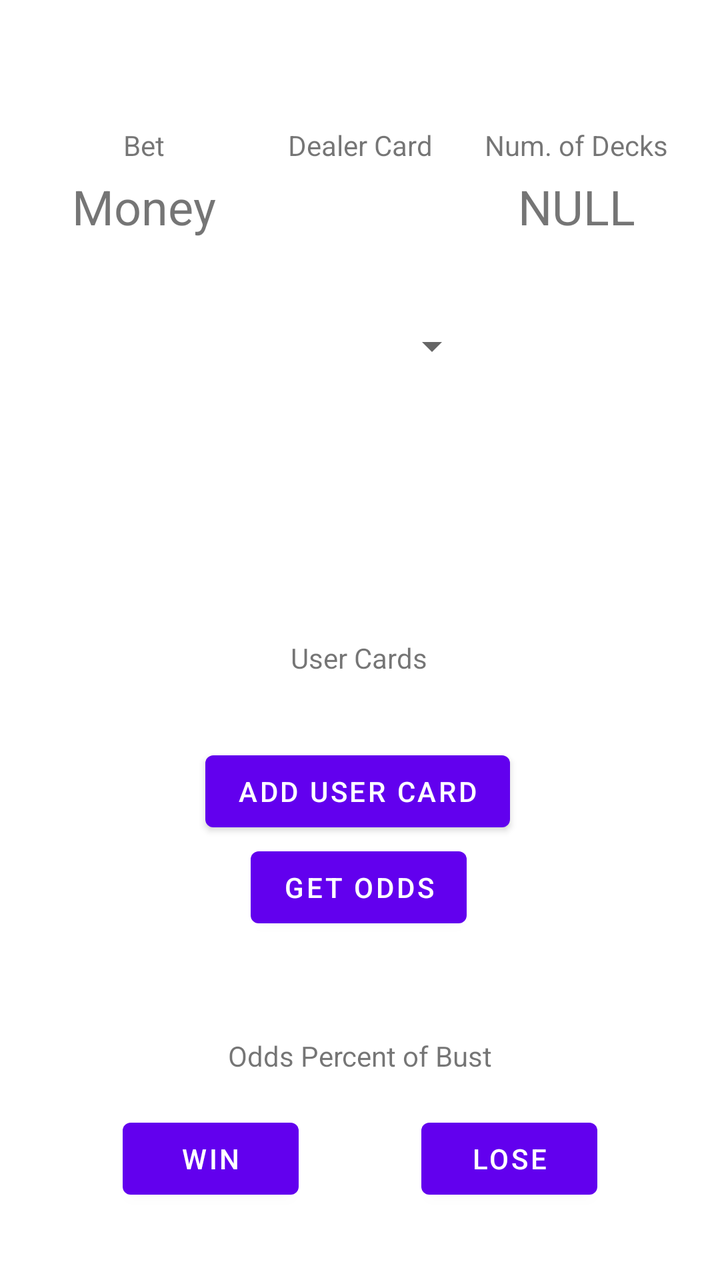
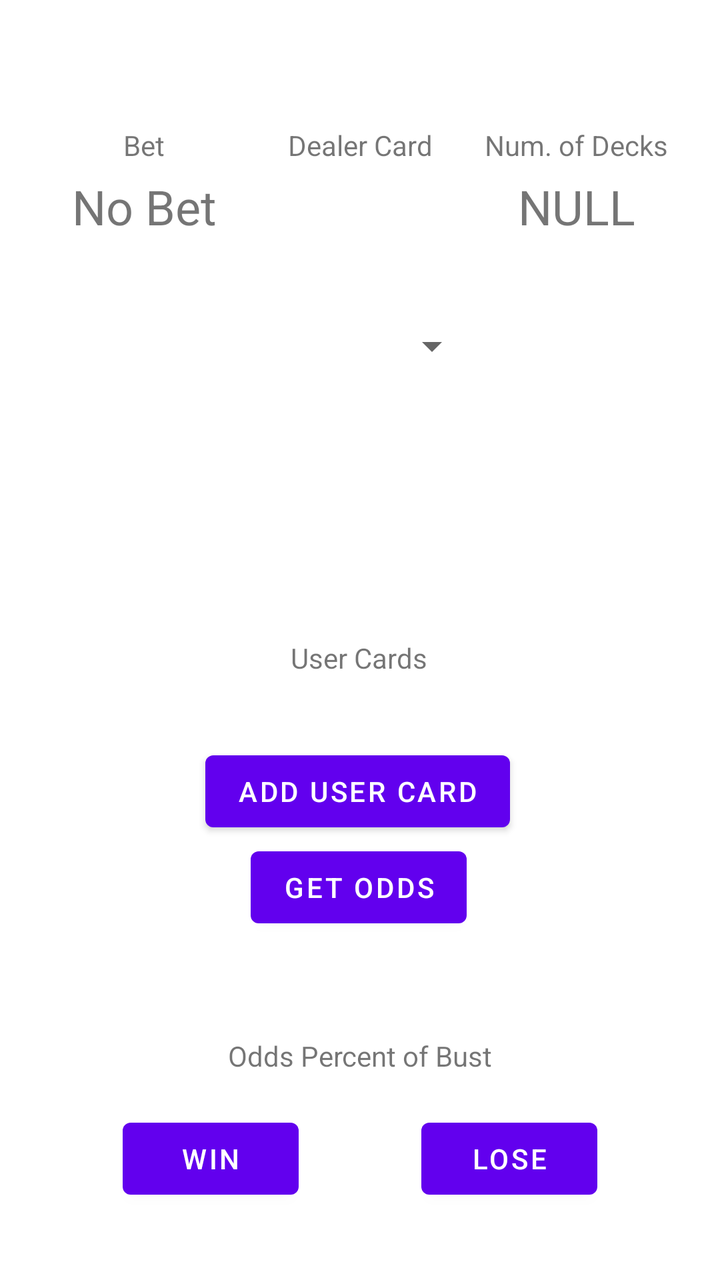

The first picture is an Android layout as it rendered before a commit; the second is the same layout after the commit. The layout source and the unified diff follow.
<!-- AndroidManifest.xml: application theme Theme.GamblingBadger -->
<!-- res/layout/fragment_blackjack.xml -->
<?xml version="1.0" encoding="utf-8"?>
<androidx.constraintlayout.widget.ConstraintLayout xmlns:android="http://schemas.android.com/apk/res/android"
    xmlns:app="http://schemas.android.com/apk/res-auto"
    xmlns:tools="http://schemas.android.com/tools"
    android:layout_width="match_parent"
    android:layout_height="match_parent"
    tools:context=".gamesession.blackjack.BlackjackFragment">

    <Spinner
        android:id="@+id/blackjackFrag_spinner_dealerCard"
        android:layout_width="120dp"
        android:layout_height="150dp"
        android:contentDescription="@string/temporary"
        android:dropDownWidth="100dp"
        app:layout_constraintBottom_toBottomOf="parent"
        app:layout_constraintEnd_toEndOf="parent"
        app:layout_constraintHorizontal_bias="0.5"
        app:layout_constraintStart_toStartOf="parent"
        app:layout_constraintTop_toTopOf="parent"
        app:layout_constraintVertical_bias="0.20" />

    <Button
        android:id="@+id/blackjackFrag_button_addUserCard"
        android:layout_width="wrap_content"
        android:layout_height="wrap_content"
        android:text="@string/blackjackFrag_button_addUserCard"
        app:layout_constraintBottom_toBottomOf="parent"
        app:layout_constraintEnd_toEndOf="parent"
        app:layout_constraintHorizontal_bias="0.494"
        app:layout_constraintStart_toStartOf="parent"
        app:layout_constraintTop_toTopOf="parent"
        app:layout_constraintVertical_bias="0.628" />

    <androidx.constraintlayout.widget.Group
        android:id="@+id/blackjackFrag_group_userCards"
        android:layout_width="wrap_content"
        android:layout_height="wrap_content"
        app:layout_constraintBottom_toBottomOf="parent"
        app:layout_constraintEnd_toEndOf="parent"
        app:layout_constraintStart_toStartOf="parent"
        app:layout_constraintTop_toTopOf="parent" />

    <TextView
        android:id="@+id/textView"
        android:layout_width="wrap_content"
        android:layout_height="wrap_content"
        android:layout_marginBottom="16dp"
        android:text="@string/blackjackFrag_textView_dealerCard_label"
        app:layout_constraintBottom_toTopOf="@+id/blackjackFrag_spinner_dealerCard"
        app:layout_constraintEnd_toEndOf="parent"
        app:layout_constraintStart_toStartOf="parent"
        app:layout_constraintTop_toTopOf="parent"
        app:layout_constraintVertical_bias="1.0" />

    <TextView
        android:id="@+id/UserCardAmount"
        android:layout_width="wrap_content"
        android:layout_height="wrap_content"
        android:text="User Cards"
        app:layout_constraintBottom_toBottomOf="parent"
        app:layout_constraintEnd_toEndOf="parent"
        app:layout_constraintHorizontal_bias="0.498"
        app:layout_constraintStart_toStartOf="parent"
        app:layout_constraintTop_toTopOf="parent"
        app:layout_constraintVertical_bias="0.514" />

    <TextView
        android:id="@+id/blackjackFrag_textView_numberOfDecks_title"
        android:layout_width="wrap_content"
        android:layout_height="wrap_content"
        android:text="@string/blackjackFrag_textView_numberOfDecks_title_text"
        app:layout_constraintEnd_toEndOf="parent"
        app:layout_constraintHorizontal_bias="0.5"
        app:layout_constraintStart_toEndOf="@+id/textView"
        app:layout_constraintTop_toTopOf="@+id/textView" />

    <TextView
        android:id="@+id/blackjackFrag_textView_numberOfDecks_display"
        android:layout_width="wrap_content"
        android:layout_height="wrap_content"
        android:layout_marginTop="5dp"
        android:text="NULL"
        android:textSize="24sp"
        app:layout_constraintEnd_toEndOf="parent"
        app:layout_constraintStart_toEndOf="@+id/textView"
        app:layout_constraintTop_toBottomOf="@+id/blackjackFrag_textView_numberOfDecks_title" />

    <Button
        android:id="@+id/GetOddsButton"
        android:layout_width="wrap_content"
        android:layout_height="wrap_content"
        android:text="Get Odds"
        app:layout_constraintEnd_toEndOf="parent"
        app:layout_constraintHorizontal_bias="0.498"
        app:layout_constraintStart_toStartOf="parent"
        app:layout_constraintTop_toBottomOf="@+id/blackjackFrag_button_addUserCard" />

    <Button
        android:id="@+id/WinButton"
        android:layout_width="wrap_content"
        android:layout_height="wrap_content"
        android:text="Win"
        app:layout_constraintBottom_toBottomOf="parent"
        app:layout_constraintEnd_toStartOf="@+id/LoseButton"
        app:layout_constraintHorizontal_bias="0.5"
        app:layout_constraintStart_toStartOf="parent"
        app:layout_constraintTop_toTopOf="parent"
        app:layout_constraintVertical_bias="0.938" />

    <Button
        android:id="@+id/LoseButton"
        android:layout_width="wrap_content"
        android:layout_height="wrap_content"
        android:text="Lose"
        app:layout_constraintBottom_toBottomOf="@+id/WinButton"
        app:layout_constraintEnd_toEndOf="parent"
        app:layout_constraintHorizontal_bias="0.5"
        app:layout_constraintStart_toEndOf="@+id/WinButton" />

    <TextView
        android:id="@+id/textView3"
        android:layout_width="wrap_content"
        android:layout_height="wrap_content"
        android:text="Bet"
        app:layout_constraintEnd_toStartOf="@+id/textView"
        app:layout_constraintStart_toStartOf="parent"
        app:layout_constraintTop_toTopOf="@+id/textView" />

    <TextView
        android:id="@+id/betTextview"
        android:layout_width="wrap_content"
        android:layout_height="wrap_content"
        android:layout_marginTop="5dp"
        android:text="Money"
        android:textSize="24sp"
        app:layout_constraintEnd_toStartOf="@+id/textView"
        app:layout_constraintStart_toStartOf="parent"
        app:layout_constraintTop_toBottomOf="@+id/textView3" />

    <TextView
        android:id="@+id/oddsTextview"
        android:layout_width="wrap_content"
        android:layout_height="wrap_content"
        android:text="Odds Percent of Bust"
        app:layout_constraintBottom_toBottomOf="parent"
        app:layout_constraintEnd_toEndOf="parent"
        app:layout_constraintStart_toStartOf="parent"
        app:layout_constraintTop_toBottomOf="@+id/GetOddsButton"
        app:layout_constraintVertical_bias="0.331" />

</androidx.constraintlayout.widget.ConstraintLayout>
<!-- resources referenced by this layout -->
<resources>
  <string name="blackjackFrag_button_addUserCard">Add User Card</string>
  <string name="blackjackFrag_textView_dealerCard_label">Dealer Card</string>
  <string name="blackjackFrag_textView_numberOfDecks_title_text">Num. of Decks</string>
  <string name="temporary">TEMP</string>
  <style name="Theme.GamblingBadger" parent="Theme.MaterialComponents.DayNight.DarkActionBar">
          
          <item name="colorPrimary">@color/purple_500</item>
          <item name="colorPrimaryVariant">@color/purple_700</item>
          <item name="colorOnPrimary">@color/white</item>
          
          <item name="colorSecondary">@color/teal_200</item>
          <item name="colorSecondaryVariant">@color/teal_700</item>
          <item name="colorOnSecondary">@color/black</item>
          
          <item name="android:statusBarColor" tools:targetApi="l">?attr/colorPrimaryVariant</item>
          
      </style>
  <color name="purple_500">#FF6200EE</color>
  <color name="purple_700">#FF3700B3</color>
  <color name="white">#FFFFFFFF</color>
  <color name="teal_200">#FF03DAC5</color>
  <color name="teal_700">#FF018786</color>
  <color name="black">#FF000000</color>
</resources>

<!-- the commit's change to res/layout/fragment_blackjack.xml (unified diff, before → after) -->
@@ -131,7 +131,7 @@
         android:layout_width="wrap_content"
         android:layout_height="wrap_content"
         android:layout_marginTop="5dp"
-        android:text="Money"
+        android:text="No Bet"
         android:textSize="24sp"
         app:layout_constraintEnd_toStartOf="@+id/textView"
         app:layout_constraintStart_toStartOf="parent"
